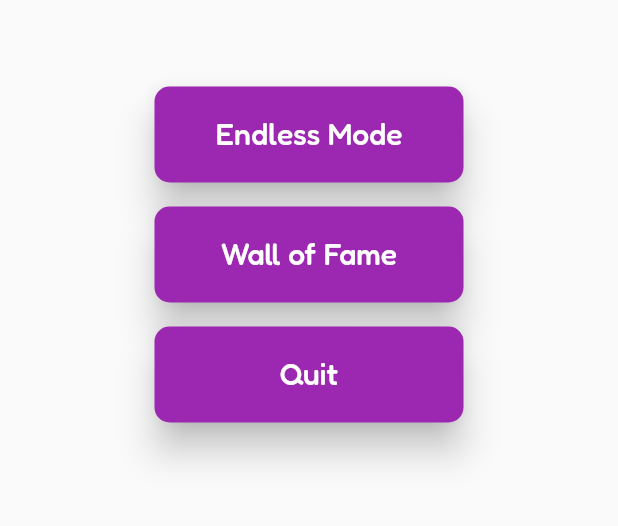
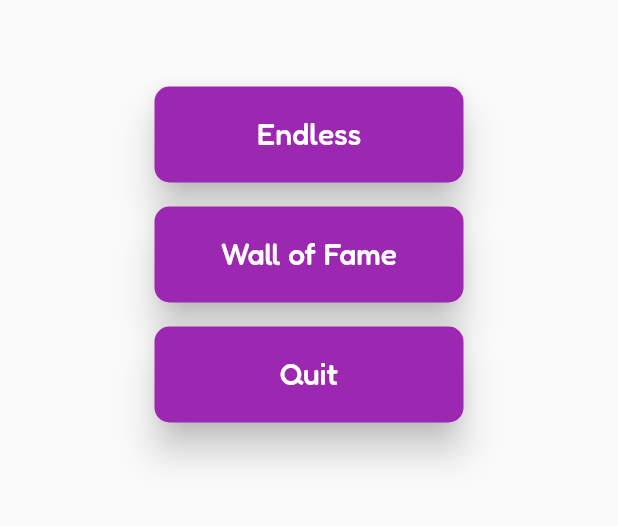
Before and after one commit to Samooh-9820060/technomaths, a Flutter app: the screen it shows after launch, on a phone screen of 412 x 824 dp, the part 437-963 px from its top. Run offline on Flutter 3.47's test engine with Material 2 defaults, Android fonts, the phone set to English and light mode, and no system bars; our stand-ins replace cloud_firestore, connectivity_plus, device_info_plus, firebase_core, google_fonts, google_mobile_ads and 2 more; missing offline and left inert: flutter_vibrate; accounts and stored records are empty.

Commit message:
buttons size
buttons size updated to be based on screen width
button text dropping to 2 rows error fixed

```diff
--- a/lib/screens/home_screen.dart
+++ b/lib/screens/home_screen.dart
@@ -4,7 +4,7 @@ import 'package:technomaths/enums/game_mode.dart';
 import 'package:technomaths/screens/wall_of_fame.dart';
 import 'package:technomaths/widgets/animated_buttons.dart';
 import 'package:flutter/services.dart'; // Required for SystemNavigator
-import 'package:technomaths/screens/endless_mode_screen.dart'; // Add this import
+import 'package:technomaths/screens/endless_mode_screen.dart';
 
 class HomeScreen extends StatelessWidget {
   const HomeScreen({Key? key}) : super(key: key);
@@ -22,7 +22,7 @@ class HomeScreen extends StatelessWidget {
                 style: GoogleFonts.fredoka(fontSize: 40, color: Colors.purple),
               ),
               SizedBox(height: 50), // Add this for extra space
-              AnimatedButton('Endless Mode', onPressed: () {
+              AnimatedButton('Endless', onPressed: () {
                 Navigator.push(
                   context,
                   MaterialPageRoute(builder: (context) => EndlessModeScreen()),
--- a/lib/widgets/animated_buttons.dart
+++ b/lib/widgets/animated_buttons.dart
@@ -9,10 +9,13 @@ class AnimatedButton extends StatelessWidget {
 
   @override
   Widget build(BuildContext context) {
+    double screenWidth = MediaQuery.of(context).size.width;
+    double fontSize = screenWidth < 360 ? 16 : 20;  // Adjust values as per your needs
+
     return Padding(
       padding: EdgeInsets.symmetric(vertical: 8),
       child: Container(
-        width: MediaQuery.of(context).size.width * 0.5, // 50% of screen width
+        width: screenWidth * 0.5,
         child: ElevatedButton(
           style: ElevatedButton.styleFrom(
             padding: EdgeInsets.symmetric(horizontal: 30, vertical: 20), // Reduced padding
@@ -24,9 +27,12 @@ class AnimatedButton extends StatelessWidget {
             elevation: 10,
           ),
           onPressed: onPressed,
-          child: Text(
-            text,
-            style: GoogleFonts.fredoka(fontSize: 20, color: Colors.white),
+          child: FittedBox(
+            fit: BoxFit.fitWidth, // This line ensures the content scales correctly.
+            child: Text(
+              text,
+              style: GoogleFonts.fredoka(fontSize: fontSize, color: Colors.white),
+            ),
           ),
         ),
       ),
--- a/version updates.txt
+++ b/version updates.txt
@@ -4,3 +4,4 @@ released
 
 1.0.1
 Wall of fame updated - Your best score feature added
+Buttons text increasing to two rows on small screens error fixed
```
